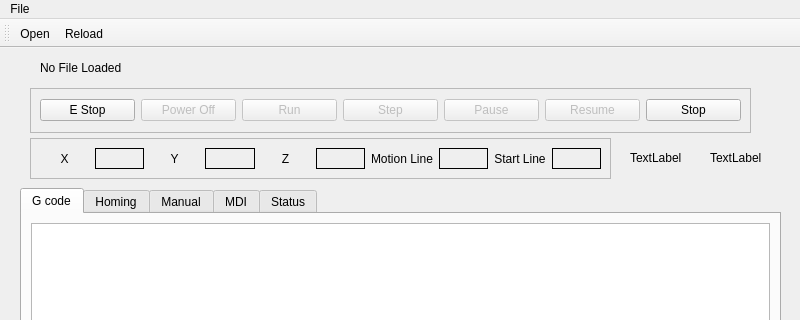
First picture: the form in emc/src/emc.ui, repository jethornton/EMC6, before the edit; both pictures show x 0 to 800 and y 0 to 320 of the 800 by 600 pixel window.
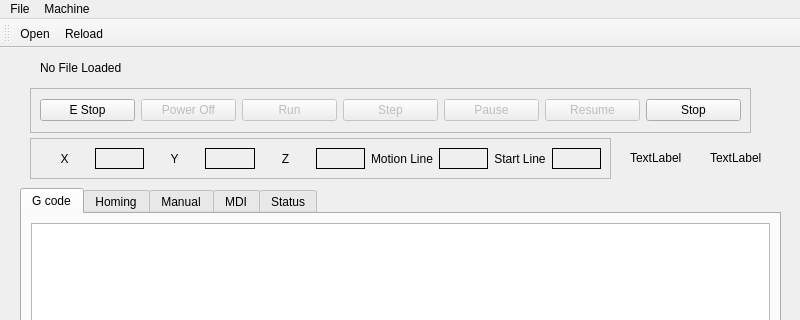
Second picture: the form after the edit.

```diff
--- a/emc/src/emc.ui
+++ b/emc/src/emc.ui
@@ -678,7 +678,14 @@
     <addaction name="actionOpen"/>
     <addaction name="actionReload"/>
    </widget>
+   <widget class="QMenu" name="menuMachine">
+    <property name="title">
+     <string>Machine</string>
+    </property>
+    <addaction name="actionClear_MDI"/>
+   </widget>
    <addaction name="menuFile"/>
+   <addaction name="menuMachine"/>
   </widget>
   <widget class="QStatusBar" name="statusbar"/>
   <widget class="QToolBar" name="toolBar">
```
Left out of the diff: 5 changed lines with no effect on the pictures.
